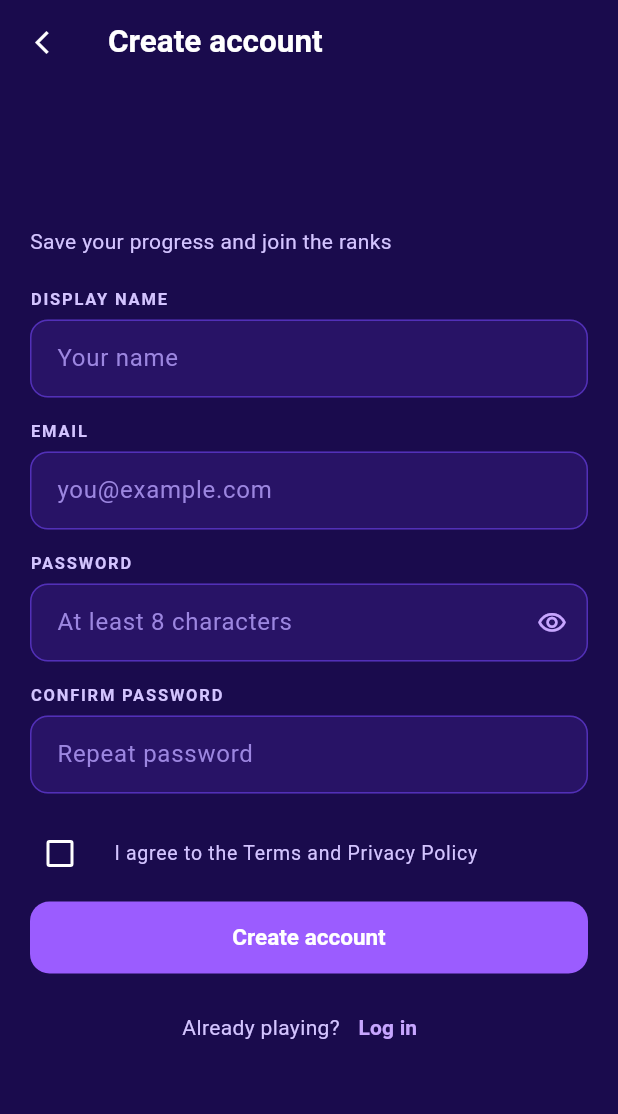
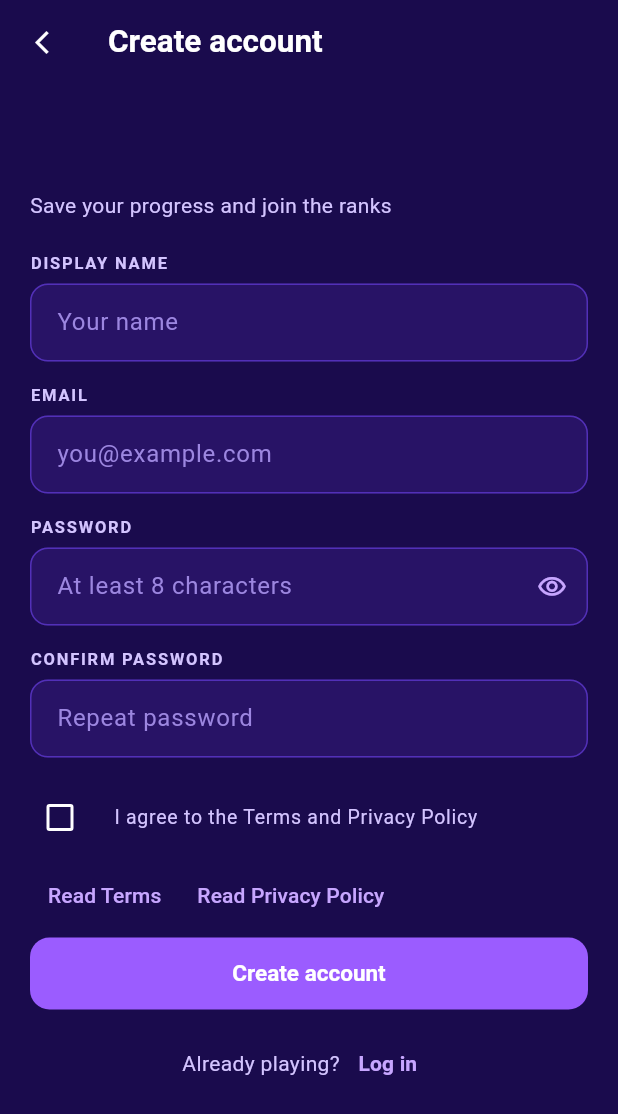
Before and after one commit to PADSViduranga/CodeQuest-Interactive-Programming-Puzzle-Game, a Flutter app: the RegisterScreen screen opened by its route, on a phone screen of 412 x 824 dp. Shown: the top 1114 px of the screen. Run offline on Flutter 3.47's test engine with Material 3 defaults, Android fonts, the phone set to English and light mode, and no system bars; our stand-ins replace cloud_firestore, cloud_functions, firebase_auth, firebase_core, fl_chart, flutter_riverpod and 3 more; accounts and stored records are empty.

Commit message:
Add Terms of service screen and link it from Settings and Register

```diff
--- a/lib/core/router/app_router.dart
+++ b/lib/core/router/app_router.dart
@@ -24,6 +24,7 @@ import '../../features/rewards/presentation/screens/level_up_screen.dart';
 import '../../features/rewards/presentation/screens/stage_complete_screen.dart';
 import '../../features/settings/presentation/screens/delete_account_screen.dart';
 import '../../features/settings/presentation/screens/privacy_policy_screen.dart';
+import '../../features/settings/presentation/screens/terms_screen.dart';
 import '../../features/settings/presentation/screens/settings_screen.dart';
 import 'app_routes.dart';
 
@@ -196,6 +197,7 @@ final routerProvider = Provider<GoRouter>((ref) {
         path: AppRoutes.privacy,
         builder: (_, _) => const PrivacyPolicyScreen(),
       ),
+      GoRoute(path: AppRoutes.terms, builder: (_, _) => const TermsScreen()),
       GoRoute(
         path: AppRoutes.deleteAccount,
         builder: (_, _) => const DeleteAccountScreen(),
--- a/lib/core/router/app_routes.dart
+++ b/lib/core/router/app_routes.dart
@@ -27,5 +27,6 @@ class AppRoutes {
   static const badge = '/badge';
   static const settings = '/settings';
   static const privacy = '/privacy';
+  static const terms = '/terms';
   static const deleteAccount = '/delete-account';
 }
--- a/lib/features/auth/presentation/screens/register_screen.dart
+++ b/lib/features/auth/presentation/screens/register_screen.dart
@@ -165,6 +165,21 @@ class _RegisterScreenState extends ConsumerState<RegisterScreen> {
                         ),
                       ),
                     ),
+                    Align(
+                      alignment: Alignment.centerLeft,
+                      child: Wrap(
+                        children: [
+                          TextButton(
+                            onPressed: () => context.push('/terms'),
+                            child: const Text('Read Terms'),
+                          ),
+                          TextButton(
+                            onPressed: () => context.push('/privacy'),
+                            child: const Text('Read Privacy Policy'),
+                          ),
+                        ],
+                      ),
+                    ),
                     if (_error != null) ...[
                       Container(
                         padding: const EdgeInsets.all(12),
--- a/lib/features/settings/presentation/screens/settings_screen.dart
+++ b/lib/features/settings/presentation/screens/settings_screen.dart
@@ -41,6 +41,11 @@ class SettingsScreen extends ConsumerWidget {
           ),
           const SizedBox(height: 12),
           const _Section('Account'),
+          _TapRow(
+            title: 'Terms of service',
+            icon: Icons.chevron_right,
+            onTap: () => context.push('/terms'),
+          ),
           _TapRow(
             title: 'Privacy policy',
             icon: Icons.chevron_right,
```
Also changed, not shown: lib/features/settings/presentation/screens/terms_screen.dart (added, +72 -0 lines).
